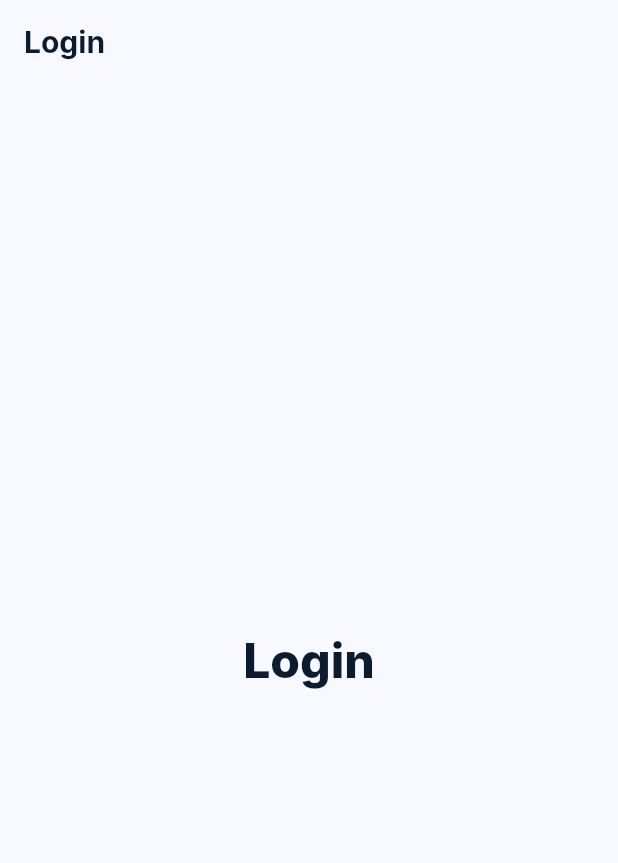
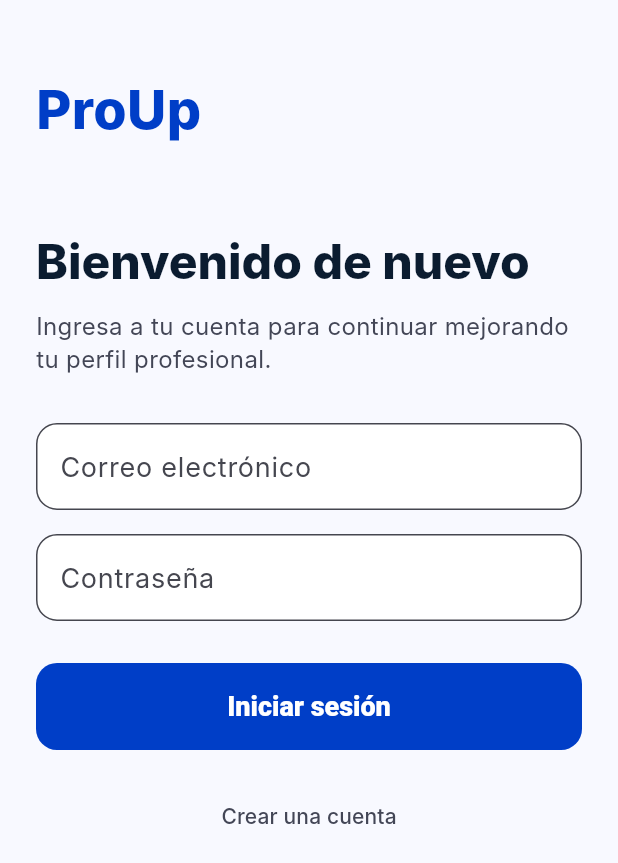
Before and after one commit to ProUp-Application/ProUp-Frontend, a Flutter app: the screen it shows after launch, after a tap on "Saltar", on a phone screen of 412 x 824 dp. Shown: the top 863 px of the screen. Run offline on Flutter 3.47's test engine with Material 3 defaults, Android fonts, the phone set to English and light mode, and no system bars; our stand-ins replace dio, flutter_bloc, go_router; Roboto replaces fonts that are missing (Inter).

Commit message:
feat: add authentication flow

```diff
--- a/proup_mobile/lib/core/router/app_router.dart
+++ b/proup_mobile/lib/core/router/app_router.dart
@@ -1,6 +1,8 @@
 import 'package:flutter/material.dart';
 import 'package:go_router/go_router.dart';
 import '../../features/onboarding/presentation/screens/onboarding_screen.dart';
+import '../../features/authentication/presentation/screens/login_screen.dart';
+import '../../features/authentication/presentation/screens/register_screen.dart';
 
 import 'app_routes.dart';
 
@@ -14,19 +16,18 @@ class AppRouter {
         path: AppRoutes.splash,
         builder: (context, state) => const _PlaceholderScreen(title: 'Splash'),
       ),
-        GoRoute(
+      GoRoute(
         path: AppRoutes.onboarding,
         builder: (context, state) =>
             const OnboardingScreen(),
       ),
       GoRoute(
         path: AppRoutes.login,
-        builder: (context, state) => const _PlaceholderScreen(title: 'Login'),
+        builder: (context, state) => const LoginScreen(),
       ),
       GoRoute(
         path: AppRoutes.register,
-        builder: (context, state) =>
-            const _PlaceholderScreen(title: 'Registro'),
+        builder: (context, state) => const RegisterScreen(),
       ),
       GoRoute(
         path: AppRoutes.dashboard,
--- /dev/null
+++ b/proup_mobile/lib/features/authentication/data/datasources/auth_remote_datasource.dart
@@ -0,0 +1,61 @@
+import '../../../../core/errors/app_exception.dart';
+import '../../../../core/network/api_client.dart';
+import '../dtos/auth_session_dto.dart';
+import '../dtos/login_request_dto.dart';
+import '../dtos/register_request_dto.dart';
+
+class AuthRemoteDatasource {
+  const AuthRemoteDatasource({
+    required ApiClient apiClient,
+    required AuthEndpointConfig endpointConfig,
+  })  : _apiClient = apiClient,
+        _endpointConfig = endpointConfig;
+
+  final ApiClient _apiClient;
+  final AuthEndpointConfig _endpointConfig;
+
+  Future<AuthSessionDto> login(LoginRequestDto request) async {
+    final path = _endpointConfig.loginPath;
+    if (path.isEmpty) {
+      throw const BackendNotConfiguredException();
+    }
+
+    final response = await _apiClient.post<Map<String, dynamic>>(
+      path,
+      data: request.toJson(),
+    );
+
+    return AuthSessionDto.fromJson(response.data!);
+  }
+
+  Future<AuthSessionDto> register(RegisterRequestDto request) async {
+    final path = _endpointConfig.registerPath;
+    if (path.isEmpty) {
+      throw const BackendNotConfiguredException();
+    }
+
+    final response = await _apiClient.post<Map<String, dynamic>>(
+      path,
+      data: request.toJson(),
+    );
+
+    return AuthSessionDto.fromJson(response.data!);
+  }
+}
+
+class AuthEndpointConfig {
+  const AuthEndpointConfig({
+    required this.loginPath,
+    required this.registerPath,
+  });
+
+  final String loginPath;
+  final String registerPath;
+
+  factory AuthEndpointConfig.fromDartDefine() {
+    return const AuthEndpointConfig(
+      loginPath: String.fromEnvironment('AUTH_LOGIN_PATH'),
+      registerPath: String.fromEnvironment('AUTH_REGISTER_PATH'),
+    );
+  }
+}
--- /dev/null
+++ b/proup_mobile/lib/features/authentication/domain/usecases/login_use_case.dart
@@ -0,0 +1,17 @@
+import '../entities/auth_session.dart';
+import '../repositories/auth_repository.dart';
+
+class LoginUseCase {
+  const LoginUseCase(this._repository);
+  final AuthRepository _repository;
+
+  Future<AuthSession> call({
+    required String email,
+    required String password,
+  }) {
+    return _repository.login(
+      email: email,
+      password: password,
+    );
+  }
+}
--- /dev/null
+++ b/proup_mobile/lib/features/authentication/domain/usecases/register_use_case.dart
@@ -0,0 +1,20 @@
+import '../entities/auth_session.dart';
+import '../repositories/auth_repository.dart';
+
+class RegisterUseCase {
+  const RegisterUseCase(this._repository);
+
+  final AuthRepository _repository;
+
+  Future<AuthSession> call({
+    required String fullName,
+    required String email,
+    required String password,
+  }) {
+    return _repository.register(
+      fullName: fullName,
+      email: email,
+      password: password,
+    );
+  }
+}
--- /dev/null
+++ b/proup_mobile/lib/features/authentication/presentation/auth_cubit_factory.dart
@@ -0,0 +1,28 @@
+import '../../../core/config/environment_config.dart';
+import '../../../core/network/api_client.dart';
+import '../data/datasources/auth_remote_datasource.dart';
+import '../data/repositories/auth_repository_impl.dart';
+import '../domain/usecases/login_use_case.dart';
+import '../domain/usecases/register_use_case.dart';
+import 'cubit/auth_cubit.dart';
+
+class AuthCubitFactory {
+  const AuthCubitFactory._();
+
+  static AuthCubit create() {
+    final config = EnvironmentConfig.fromDartDefine();
+    final apiClient = ApiClient(config: config);
+
+    final datasource = AuthRemoteDatasource(
+      apiClient: apiClient,
+      endpointConfig: AuthEndpointConfig.fromDartDefine(),
+    );
+
+    final repository = AuthRepositoryImpl(datasource);
+
+    return AuthCubit(
+      loginUseCase: LoginUseCase(repository),
+      registerUseCase: RegisterUseCase(repository),
+    );
+  }
+}
--- /dev/null
+++ b/proup_mobile/lib/features/authentication/presentation/cubit/auth_state.dart
@@ -0,0 +1,28 @@
+enum AuthStatus {
+  initial,
+  loading,
+  authenticated,
+  failure,
+}
+
+class AuthState {
+  const AuthState({
+    this.status = AuthStatus.initial,
+    this.errorMessage,
+  });
+
+  final AuthStatus status;
+  final String? errorMessage;
+
+  bool get isLoading => status == AuthStatus.loading;
+
+  AuthState copyWith({
+    AuthStatus? status,
+    String? errorMessage,
+  }) {
+    return AuthState(
+      status: status ?? this.status,
+      errorMessage: errorMessage,
+    );
+  }
+}
--- /dev/null
+++ b/proup_mobile/lib/features/authentication/presentation/screens/login_screen.dart
@@ -0,0 +1,125 @@
+import 'package:flutter/material.dart';
+import 'package:flutter_bloc/flutter_bloc.dart';
+import 'package:go_router/go_router.dart';
+
+import '../../../../core/router/app_routes.dart';
+import '../auth_cubit_factory.dart';
+import '../cubit/auth_cubit.dart';
+import '../cubit/auth_state.dart';
+import '../widgets/auth_text_field.dart';
+
+class LoginScreen extends StatefulWidget {
+  const LoginScreen({super.key});
+
+  @override
+  State<LoginScreen> createState() => _LoginScreenState();
+}
+
+class _LoginScreenState extends State<LoginScreen> {
+  final _emailController = TextEditingController();
+  final _passwordController = TextEditingController();
+
+  @override
+  void dispose() {
+    _emailController.dispose();
+    _passwordController.dispose();
+    super.dispose();
+  }
+
+  void _submit(BuildContext context) {
+    context.read<AuthCubit>().login(
+          email: _emailController.text.trim(),
+          password: _passwordController.text,
+        );
+  }
+
+  @override
+  Widget build(BuildContext context) {
+    return BlocProvider(
+      create: (_) => AuthCubitFactory.create(),
+      child: BlocConsumer<AuthCubit, AuthState>(
+        listener: (context, state) {
+          if (state.status == AuthStatus.authenticated) {
+            context.go(AppRoutes.dashboard);
+          }
+
+          if (state.status == AuthStatus.failure) {
+            ScaffoldMessenger.of(context).showSnackBar(
+              SnackBar(content: Text(state.errorMessage ?? 'Error')),
+            );
+          }
+        },
+        builder: (context, state) {
+          return Scaffold(
+            backgroundColor: const Color(0xFFF8F9FF),
+            body: SafeArea(
+              child: SingleChildScrollView(
+                padding: const EdgeInsets.all(24),
+                child: Column(
+                  crossAxisAlignment: CrossAxisAlignment.start,
+                  children: [
+                    const SizedBox(height: 24),
+                    const Text(
+                      'ProUp',
+                      style: TextStyle(
+                        color: Color(0xFF003EC7),
+                        fontSize: 36,
+                        fontWeight: FontWeight.w800,
+                      ),
+                    ),
+                    const SizedBox(height: 56),
+                    Text(
+                      'Bienvenido de nuevo',
+                      style: Theme.of(context).textTheme.headlineMedium,
+                    ),
+                    const SizedBox(height: 12),
+                    const Text(
+                      'Ingresa a tu cuenta para continuar mejorando tu perfil profesional.',
+                      style: TextStyle(
+                        color: Color(0xFF434656),
+                        fontSize: 16,
+                        height: 1.4,
+                      ),
+                    ),
+                    const SizedBox(height: 32),
+                    AuthTextField(
+                      controller: _emailController,
+                      label: 'Correo electrónico',
+                      keyboardType: TextInputType.emailAddress,
+                    ),
+                    const SizedBox(height: 16),
+                    AuthTextField(
+                      controller: _passwordController,
+                      label: 'Contraseña',
+                      keyboardType: TextInputType.visiblePassword,
+                      obscureText: true,
+                    ),
+                    const SizedBox(height: 28),
+                    SizedBox(
+                      width: double.infinity,
+                      height: 58,
+                      child: FilledButton(
+                        onPressed:
+                            state.isLoading ? null : () => _submit(context),
+                        child: state.isLoading
+                            ? const CircularProgressIndicator()
+                            : const Text('Iniciar sesión'),
+                      ),
+                    ),
+                    const SizedBox(height: 20),
+                    Center(
+                      child: TextButton(
+                        onPressed: () => context.go(AppRoutes.register),
+                        child: const Text('Crear una cuenta'),
+                      ),
+                    ),
+                  ],
+                ),
+              ),
+            ),
+          );
+        },
+      ),
+    );
+  }
+}
--- /dev/null
+++ b/proup_mobile/lib/features/authentication/presentation/widgets/auth_text_field.dart
@@ -0,0 +1,33 @@
+import 'package:flutter/material.dart';
+
+class AuthTextField extends StatelessWidget {
+  const AuthTextField({
+    required this.controller,
+    required this.label,
+    required this.keyboardType,
+    this.obscureText = false,
+    super.key,
+  });
+
+  final TextEditingController controller;
+  final String label;
+  final TextInputType keyboardType;
+  final bool obscureText;
+
+  @override
+  Widget build(BuildContext context) {
+    return TextField(
+      controller: controller,
+      keyboardType: keyboardType,
+      obscureText: obscureText,
+      decoration: InputDecoration(
+        labelText: label,
+        filled: true,
+        fillColor: Colors.white,
+        border: OutlineInputBorder(
+          borderRadius: BorderRadius.circular(14),
+        ),
+      ),
+    );
+  }
+}
```
Also changed, not shown: proup_mobile/lib/features/authentication/data/dtos/auth_session_dto.dart (added, +21 -0 lines), proup_mobile/lib/features/authentication/data/dtos/auth_user_dto.dart (added, +19 -0 lines), proup_mobile/lib/features/authentication/data/dtos/login_request_dto.dart (added, +16 -0 lines), proup_mobile/lib/features/authentication/data/dtos/register_request_dto.dart (added, +19 -0 lines), proup_mobile/lib/features/authentication/data/mappers/auth_mapper.dart (added, +24 -0 lines), proup_mobile/lib/features/authentication/data/repositories/auth_repository_impl.dart (added, +57 -0 lines), proup_mobile/lib/features/authentication/domain/entities/auth_session.dart (added, +13 -0 lines), proup_mobile/lib/features/authentication/domain/entities/auth_user.dart (added, +12 -0 lines), proup_mobile/lib/features/authentication/domain/repositories/auth_repository.dart (added, +14 -0 lines), proup_mobile/lib/features/authentication/presentation/cubit/auth_cubit.dart (added, +65 -0 lines), proup_mobile/lib/features/authentication/presentation/screens/register_screen.dart (added, +130 -0 lines).
